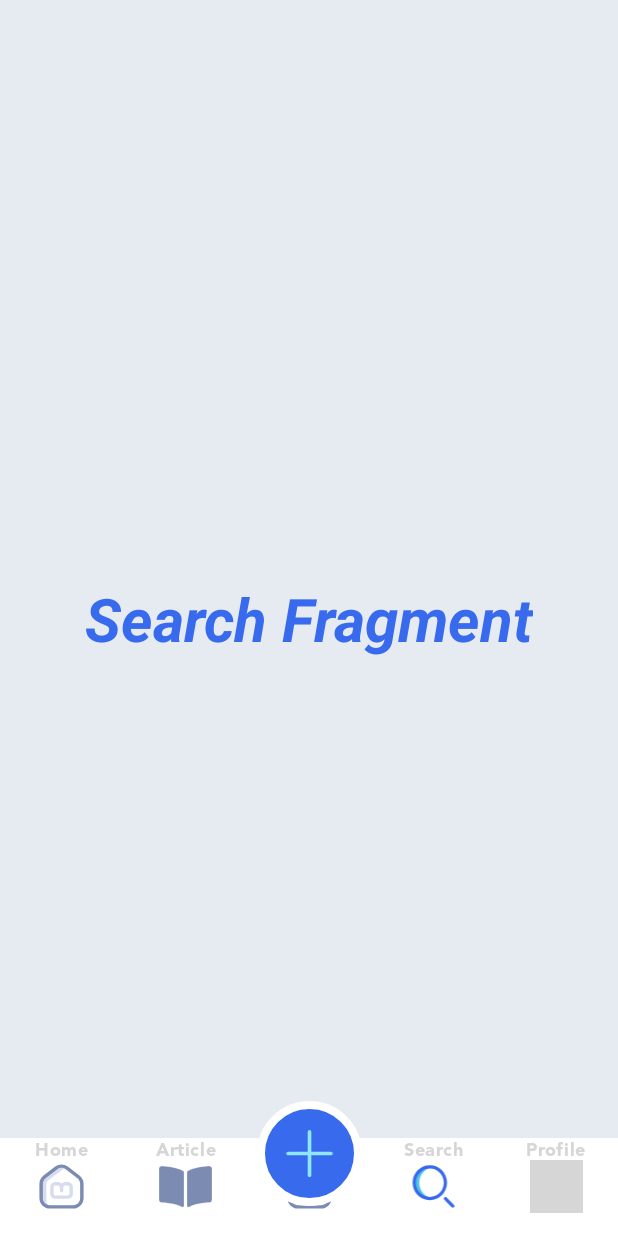
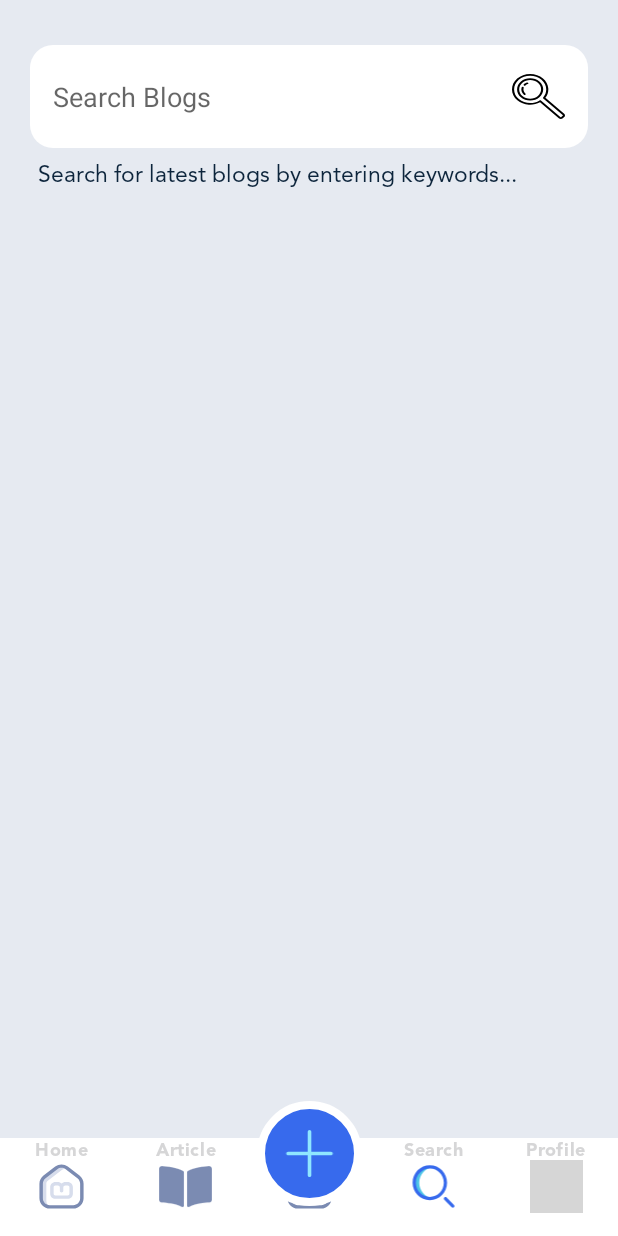
Before and after one commit to SiddyDevelops/Blogaro, an Android app: the screen it shows after launch (MainDashboard), item 4 of the bottom bar chosen, on a phone screen of 412 x 824 dp. Run offline under Robolectric (Android 15) with nearby library versions, the phone set to English and light mode, and no system bars; grey boxes are pictures that could not be loaded.

Commit message:
Added Search Bar

```diff
--- a/Blogaro/app/src/main/res/drawable/ic_search.xml
+++ b/Blogaro/app/src/main/res/drawable/ic_search.xml
@@ -11,5 +11,5 @@
         android:fillColor="#7B8BB2"/>
     <path
         android:pathData="M21.2189,22.5002C21.019,22.5002 20.819,22.424 20.6665,22.2716L17.1704,18.7782C16.8653,18.4733 16.8653,17.979 17.1704,17.6741C17.4755,17.3692 17.9702,17.3692 18.2752,17.6741L21.7714,21.1676C22.0764,21.4724 22.0764,21.9668 21.7714,22.2716C21.6188,22.424 21.4189,22.5002 21.2189,22.5002Z"
-      android:fillColor="#D7DDEC"/>
+        android:fillColor="#7B8BB2"/>
 </vector>
--- /dev/null
+++ b/Blogaro/app/src/main/res/drawable/ic_search_bar.xml
@@ -0,0 +1,18 @@
+<vector xmlns:android="http://schemas.android.com/apk/res/android"
+    android:width="35dp"
+    android:height="30dp"
+    android:viewportWidth="502.173"
+    android:viewportHeight="502.173">
+    <path
+        android:fillColor="#FF000000"
+        android:pathData="M494.336,443.646L316.402,265.713c20.399,-31.421 30.023,-68.955 27.189,-106.632C340.507,118.096 322.783,79.5 293.684,50.4C261.167,17.884 217.984,0 172.023,0c-0.222,0 -0.445,0.001 -0.668,0.001C125.149,0.176 81.837,18.409 49.398,51.342c-66.308,67.316 -65.691,176.257 1.375,242.85c29.112,28.907 67.655,46.482 108.528,49.489c37.579,2.762 75.008,-6.867 106.343,-27.21l177.933,177.932c5.18,5.18 11.984,7.77 18.788,7.77s13.608,-2.59 18.789,-7.769l13.182,-13.182C504.695,470.862 504.695,454.006 494.336,443.646zM480.193,467.079l-13.182,13.182c-2.563,2.563 -6.73,2.561 -9.292,0L273.914,296.456c-1.936,-1.937 -4.497,-2.929 -7.074,-2.929c-2.044,0 -4.098,0.624 -5.858,1.898c-60.538,43.788 -143.018,37.3 -196.118,-15.425C5.592,221.146 5.046,124.867 63.646,65.377c28.67,-29.107 66.949,-45.222 107.784,-45.376c0.199,0 0.392,-0.001 0.591,-0.001c40.617,0 78.785,15.807 107.52,44.542c53.108,53.108 59.759,135.751 15.814,196.509c-2.878,3.979 -2.441,9.459 1.032,12.932l183.806,183.805C482.755,460.35 482.755,464.517 480.193,467.079z" />
+    <path
+        android:fillColor="#FF000000"
+        android:pathData="M259.633,84.449c-48.317,-48.316 -126.935,-48.316 -175.253,0c-23.406,23.406 -36.296,54.526 -36.296,87.627c0,33.102 12.89,64.221 36.296,87.627S138.906,296 172.007,296c33.102,0 64.222,-12.891 87.627,-36.297C307.951,211.386 307.951,132.767 259.633,84.449zM245.492,245.561C225.863,265.189 199.766,276 172.007,276c-27.758,0 -53.856,-10.811 -73.484,-30.44c-19.628,-19.628 -30.438,-45.726 -30.438,-73.484s10.809,-53.855 30.438,-73.484c20.262,-20.263 46.868,-30.39 73.484,-30.39c26.61,0 53.227,10.133 73.484,30.39C286.011,139.112 286.011,205.042 245.492,245.561z" />
+    <path
+        android:fillColor="#FF000000"
+        android:pathData="M111.017,153.935c1.569,-5.296 -1.452,-10.861 -6.747,-12.43c-5.294,-1.569 -10.86,1.451 -12.429,6.746c-8.73,29.459 -0.668,61.244 21.04,82.952c1.952,1.952 4.512,2.929 7.071,2.929s5.118,-0.977 7.071,-2.928c3.905,-3.906 3.905,-10.238 0,-14.143C110.506,200.544 104.372,176.355 111.017,153.935z" />
+    <path
+        android:fillColor="#FF000000"
+        android:pathData="M141.469,94.214c-10.748,4.211 -20.367,10.514 -28.588,18.735c-3.905,3.906 -3.905,10.238 0,14.143c1.952,1.952 4.512,2.929 7.071,2.929s5.118,-0.977 7.07,-2.929c6.26,-6.26 13.575,-11.057 21.741,-14.255c5.143,-2.015 7.678,-7.816 5.664,-12.959C152.413,94.735 146.611,92.202 141.469,94.214z" />
+</vector>
--- /dev/null
+++ b/Blogaro/app/src/main/res/drawable/ripple_effect.xml
@@ -0,0 +1,12 @@
+<?xml version="1.0" encoding="utf-8"?>
+<ripple xmlns:android="http://schemas.android.com/apk/res/android"
+    android:exitFadeDuration="@android:integer/config_shortAnimTime"
+    android:color="#B8CCFF" >
+
+    <item android:id="@android:id/mask">
+        <shape android:shape="rectangle" >
+            <solid android:color="@android:color/holo_green_light" />
+        </shape>
+    </item>
+
+</ripple>
--- a/Blogaro/app/src/main/res/layout/fragment_search.xml
+++ b/Blogaro/app/src/main/res/layout/fragment_search.xml
@@ -7,17 +7,51 @@
     android:layout_height="match_parent"
     tools:context=".NavFragments.FragmentArticles">
 
+    <EditText
+        android:id="@+id/searchEditText"
+        android:layout_width="match_parent"
+        android:layout_height="wrap_content"
+        android:layout_marginTop="30dp"
+        android:layout_marginStart="20dp"
+        android:layout_marginEnd="20dp"
+        android:paddingStart="15dp"
+        android:background="@drawable/search_bg"
+        android:hint="@string/search_blogs"
+        android:imeOptions="actionDone"
+        android:inputType="textCapWords"
+        android:paddingTop="22dp"
+        android:paddingBottom="22dp"
+        android:textSize="18sp"
+        app:layout_constraintEnd_toEndOf="parent"
+        app:layout_constraintHorizontal_bias="0.0"
+        app:layout_constraintStart_toStartOf="parent"
+        app:layout_constraintTop_toTopOf="parent" />
+
+    <ImageView
+        android:layout_width="wrap_content"
+        android:layout_height="wrap_content"
+        android:src="@drawable/ic_search_bar"
+        android:adjustViewBounds="true"
+        android:tintMode="src_in"
+        android:clickable="true"
+        android:focusable="true"
+        android:background="@drawable/ripple_effect"
+        android:layout_marginEnd="15dp"
+        app:layout_constraintBottom_toBottomOf="@+id/searchEditText"
+        app:layout_constraintEnd_toEndOf="@+id/searchEditText"
+        app:layout_constraintTop_toTopOf="@+id/searchEditText"
+        app:tint="@android:color/black" />
+
     <TextView
         android:layout_width="wrap_content"
         android:layout_height="wrap_content"
-        android:text="Search Fragment"
-        android:textColor="@color/blue"
-        android:textSize="40sp"
-        android:textStyle="italic|bold"
-        app:layout_constraintBottom_toBottomOf="parent"
-        app:layout_constraintEnd_toEndOf="parent"
-        app:layout_constraintHorizontal_bias="0.5"
+        android:layout_marginStart="25dp"
+        android:layout_marginTop="8dp"
+        android:fontFamily="@font/avenir_std_roman"
+        android:text="@string/search_for_latest_blogs_from_entering_keywords"
+        android:textColor="@color/dark_blue"
+        android:textSize="15sp"
         app:layout_constraintStart_toStartOf="parent"
-        app:layout_constraintTop_toTopOf="parent" />
+        app:layout_constraintTop_toBottomOf="@+id/searchEditText" />
 
 </androidx.constraintlayout.widget.ConstraintLayout>
--- a/Blogaro/app/src/main/res/values/strings.xml
+++ b/Blogaro/app/src/main/res/values/strings.xml
@@ -24,4 +24,6 @@
     <string name="_1hr_ago">1hr ago</string>
     <string name="hi_siddharth">Hi, Siddharth!</string>
     <string name="explore_today_s">Explore today\'s</string>
+    <string name="search_for_latest_blogs_from_entering_keywords">Search for latest blogs by entering keywords...</string>
+    <string name="search_blogs">Search Blogs</string>
 </resources>
```
Lines whose indentation alone changed are shown as unchanged.
